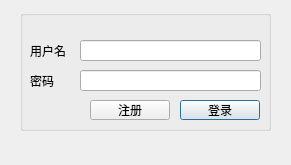
The window that oop/big/word_elemination/word_elemination/initialform.ui (cjsoft/HomeWork) describes before a commit, drawn with Qt 5.
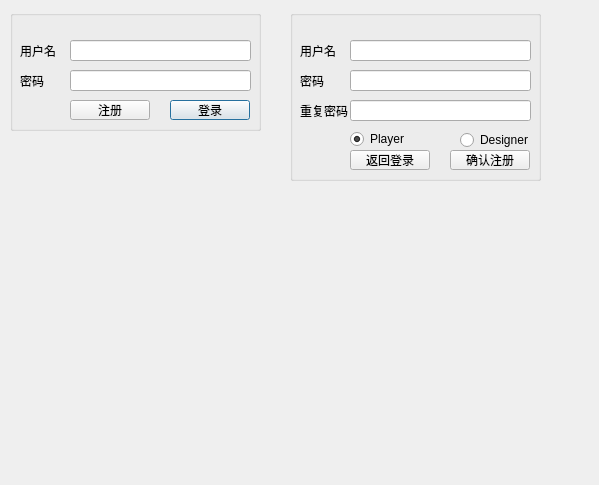
The same window after the commit.

Commit message: oop word elemination user home

Patch:
```diff
--- a/oop/big/word_elemination/word_elemination/initialform.ui
+++ b/oop/big/word_elemination/word_elemination/initialform.ui
@@ -6,8 +6,8 @@
    <rect>
     <x>0</x>
     <y>0</y>
-    <width>291</width>
-    <height>165</height>
+    <width>599</width>
+    <height>485</height>
    </rect>
   </property>
   <property name="windowTitle">
@@ -16,7 +16,7 @@
   <widget class="QGroupBox" name="gb">
    <property name="geometry">
     <rect>
-     <x>20</x>
+     <x>10</x>
      <y>10</y>
      <width>251</width>
      <height>121</height>
@@ -34,6 +34,9 @@
       <height>21</height>
      </rect>
     </property>
+    <property name="echoMode">
+     <enum>QLineEdit::Password</enum>
+    </property>
    </widget>
    <widget class="QLineEdit" name="inputUserName">
     <property name="geometry">
@@ -80,7 +83,7 @@
    <widget class="QPushButton" name="btnRegister">
     <property name="geometry">
      <rect>
-      <x>70</x>
+      <x>60</x>
       <y>90</y>
       <width>80</width>
       <height>20</height>
@@ -107,6 +110,161 @@
     </property>
    </widget>
   </widget>
+  <widget class="QGroupBox" name="gb_2">
+   <property name="geometry">
+    <rect>
+     <x>290</x>
+     <y>10</y>
+     <width>251</width>
+     <height>171</height>
+    </rect>
+   </property>
+   <property name="title">
+    <string/>
+   </property>
+   <widget class="QLineEdit" name="inputPassword_2">
+    <property name="geometry">
+     <rect>
+      <x>60</x>
+      <y>60</y>
+      <width>181</width>
+      <height>21</height>
+     </rect>
+    </property>
+    <property name="echoMode">
+     <enum>QLineEdit::Password</enum>
+    </property>
+   </widget>
+   <widget class="QLineEdit" name="inputUserName_2">
+    <property name="geometry">
+     <rect>
+      <x>60</x>
+      <y>30</y>
+      <width>181</width>
+      <height>21</height>
+     </rect>
+    </property>
+   </widget>
+   <widget class="QLabel" name="lblUserName_2">
+    <property name="geometry">
+     <rect>
+      <x>10</x>
+      <y>30</y>
+      <width>41</width>
+      <height>21</height>
+     </rect>
+    </property>
+    <property name="text">
+     <string>用户名</string>
+    </property>
+    <property name="buddy">
+     <cstring>inputUserName_2</cstring>
+    </property>
+   </widget>
+   <widget class="QLabel" name="lblPassword_2">
+    <property name="geometry">
+     <rect>
+      <x>10</x>
+      <y>60</y>
+      <width>31</width>
+      <height>21</height>
+     </rect>
+    </property>
+    <property name="text">
+     <string>密码</string>
+    </property>
+    <property name="buddy">
+     <cstring>inputPassword_2</cstring>
+    </property>
+   </widget>
+   <widget class="QPushButton" name="btnReturnToLogin">
+    <property name="geometry">
+     <rect>
+      <x>60</x>
+      <y>140</y>
+      <width>80</width>
+      <height>20</height>
+     </rect>
+    </property>
+    <property name="text">
+     <string>返回登录</string>
+    </property>
+    <property name="autoDefault">
+     <bool>false</bool>
+    </property>
+   </widget>
+   <widget class="QPushButton" name="btnConfirmRegister">
+    <property name="geometry">
+     <rect>
+      <x>160</x>
+      <y>140</y>
+      <width>80</width>
+      <height>20</height>
+     </rect>
+    </property>
+    <property name="text">
+     <string>确认注册</string>
+    </property>
+   </widget>
+   <widget class="QLabel" name="lblPassword_3">
+    <property name="geometry">
+     <rect>
+      <x>10</x>
+      <y>90</y>
+      <width>51</width>
+      <height>21</height>
+     </rect>
+    </property>
+    <property name="text">
+     <string>重复密码</string>
+    </property>
+    <property name="buddy">
+     <cstring>inputPassword_3</cstring>
+    </property>
+   </widget>
+   <widget class="QLineEdit" name="inputPassword_3">
+    <property name="geometry">
+     <rect>
+      <x>60</x>
+      <y>90</y>
+      <width>181</width>
+      <height>21</height>
+     </rect>
+    </property>
+    <property name="echoMode">
+     <enum>QLineEdit::Password</enum>
+    </property>
+   </widget>
+   <widget class="QRadioButton" name="rPlayer">
+    <property name="geometry">
+     <rect>
+      <x>60</x>
+      <y>120</y>
+      <width>61</width>
+      <height>18</height>
+     </rect>
+    </property>
+    <property name="text">
+     <string>Player</string>
+    </property>
+    <property name="checked">
+     <bool>true</bool>
+    </property>
+   </widget>
+   <widget class="QRadioButton" name="rDesigner">
+    <property name="geometry">
+     <rect>
+      <x>170</x>
+      <y>120</y>
+      <width>71</width>
+      <height>20</height>
+     </rect>
+    </property>
+    <property name="text">
+     <string>Designer</string>
+    </property>
+   </widget>
+  </widget>
  </widget>
  <layoutdefault spacing="6" margin="11"/>
  <resources/>
```
Left out of the diff: 2 changed lines with no effect on the pictures. The commit also changes 662 other files.
